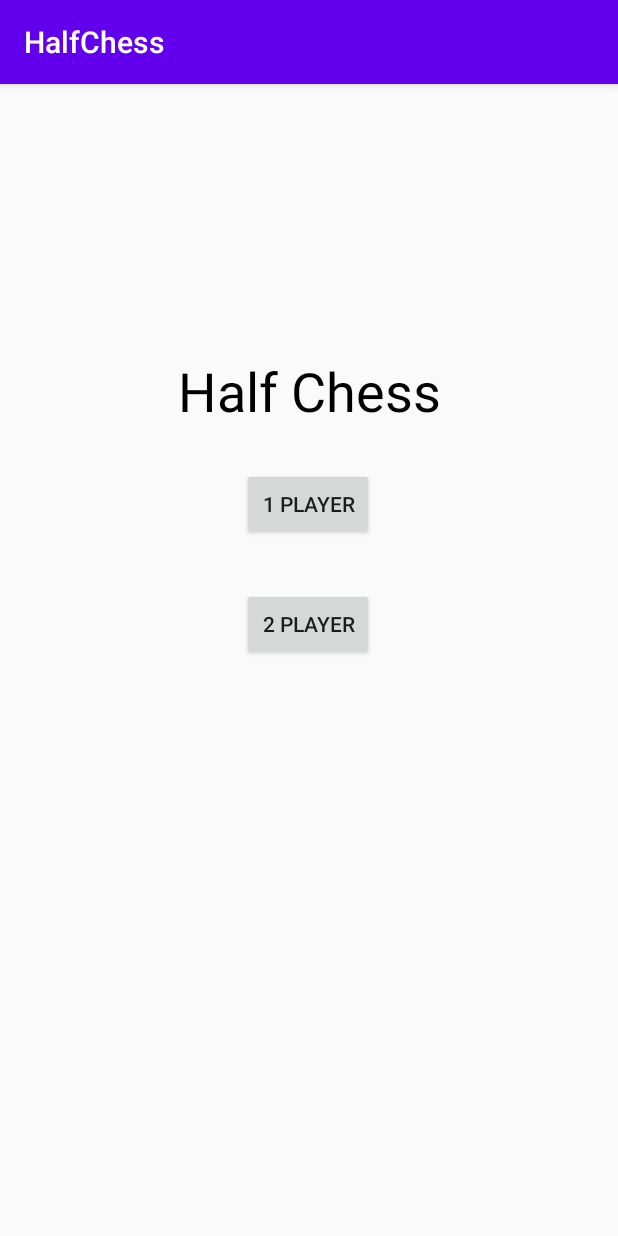
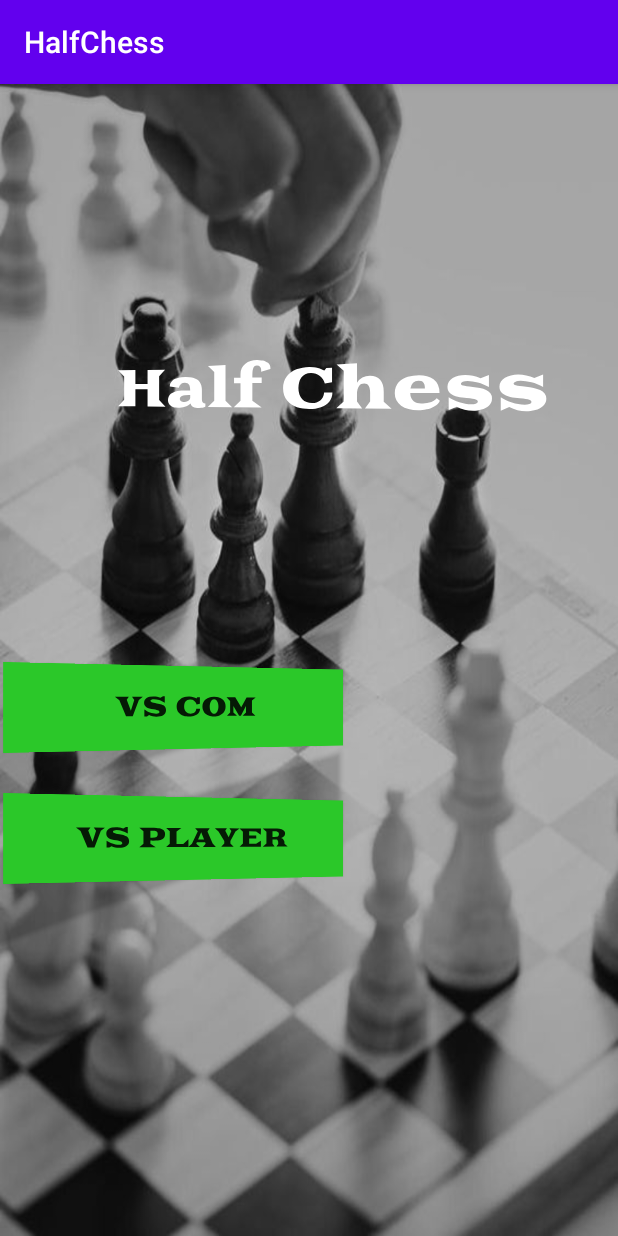
Before and after one commit to j3rr7/AI_Project, an Android app: the screen it shows after launch (HalamanHome), on a phone screen of 412 x 824 dp. Run offline under Robolectric (Android 15) with nearby library versions, the phone set to English and light mode, and no system bars.

Commit message:
design home

```diff
--- a/HalfChess/app/src/main/java/com/example/halfchess/MainActivity.java
+++ b/HalfChess/app/src/main/java/com/example/halfchess/MainActivity.java
@@ -407,9 +407,9 @@ public class MainActivity extends AppCompatActivity {
                 }
             }
 
-            if(papan[y][x].getBidak().isWhite() == turnP1){
-
-            }
+//            if(papan[y][x].getBidak().isWhite() == turnP1){
+//
+//            }
 
 
 
--- a/HalfChess/app/src/main/res/layout/activity_halaman_home.xml
+++ b/HalfChess/app/src/main/res/layout/activity_halaman_home.xml
@@ -4,16 +4,21 @@
     xmlns:tools="http://schemas.android.com/tools"
     android:layout_width="match_parent"
     android:layout_height="match_parent"
-    tools:context=".HalamanHome">
+    tools:context=".HalamanHome"
+    android:background="@mipmap/background_chess">
 
     <Button
         android:id="@+id/btn1P"
-        android:layout_width="wrap_content"
-        android:layout_height="wrap_content"
-        android:layout_marginTop="256dp"
-        android:text="1 Player"
+        android:layout_width="235dp"
+        android:layout_height="55dp"
+        android:layout_marginTop="388dp"
+        android:background="@color/home"
+        android:fontFamily="@font/goblin_one"
+        android:rotationY="17"
+        android:text="Vs Com"
+        android:textSize="18sp"
         app:layout_constraintEnd_toEndOf="parent"
-        app:layout_constraintHorizontal_bias="0.498"
+        app:layout_constraintHorizontal_bias="0.047"
         app:layout_constraintStart_toStartOf="parent"
         app:layout_constraintTop_toTopOf="parent" />
 
@@ -22,20 +27,26 @@
         android:layout_width="wrap_content"
         android:layout_height="wrap_content"
         android:layout_marginTop="180dp"
+        android:fontFamily="@font/goblin_one"
+        android:rotationY="-17"
         android:text="Half Chess"
-        android:textColor="#000000"
-        android:textSize="36sp"
+        android:textColor="#ffff"
+        android:textSize="38sp"
         app:layout_constraintEnd_toEndOf="parent"
         app:layout_constraintStart_toStartOf="parent"
         app:layout_constraintTop_toTopOf="parent" />
 
     <Button
         android:id="@+id/btn2P"
-        android:layout_width="wrap_content"
-        android:layout_height="wrap_content"
+        android:layout_width="235dp"
+        android:layout_height="55dp"
         android:layout_marginTop="32dp"
+        android:background="@color/home"
+        android:fontFamily="@font/goblin_one"
         android:onClick="clickP2"
-        android:text="2 Player"
+        android:rotationY="17"
+        android:text="vs player"
+        android:textSize="18sp"
         app:layout_constraintEnd_toEndOf="@+id/btn1P"
         app:layout_constraintStart_toStartOf="@+id/btn1P"
         app:layout_constraintTop_toBottomOf="@+id/btn1P" />
--- /dev/null
+++ b/HalfChess/app/src/main/res/values/home.xml
@@ -0,0 +1,4 @@
+<?xml version="1.0" encoding="utf-8"?>
+<resources>
+    <color name="home">#2BC829</color>
+</resources>
```
Also changed, not shown: HalfChess/app/src/main/res/font/goblin_one.ttf (added), HalfChess/app/src/main/res/mipmap-mdpi/background_chess.jpg (added).
